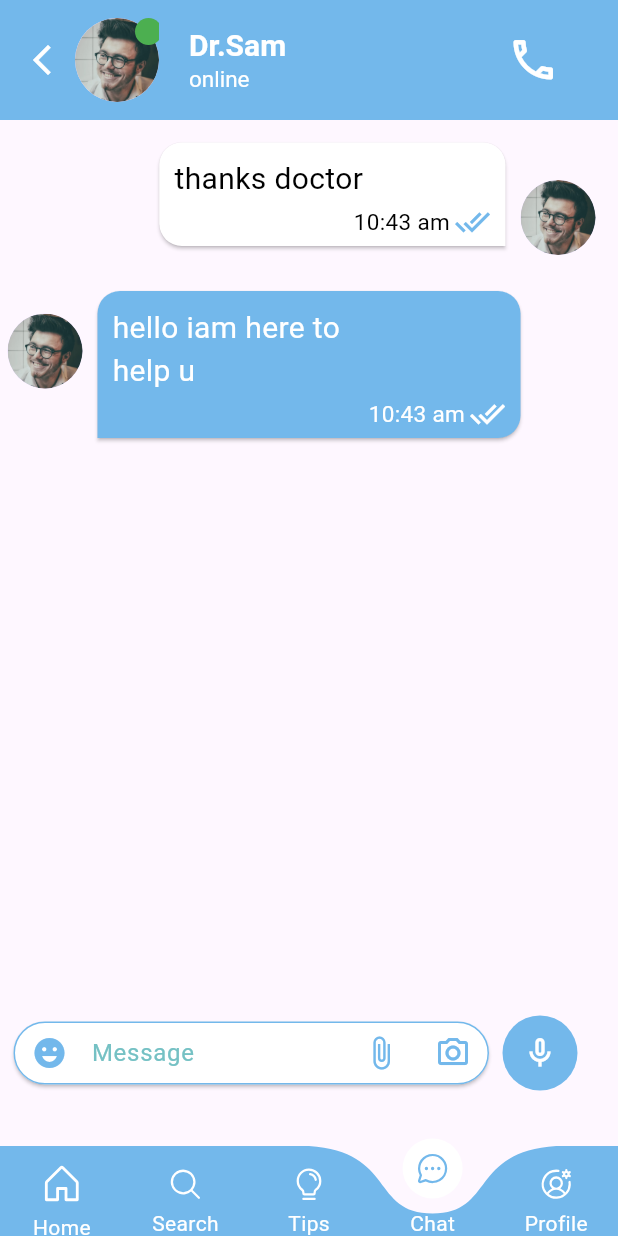
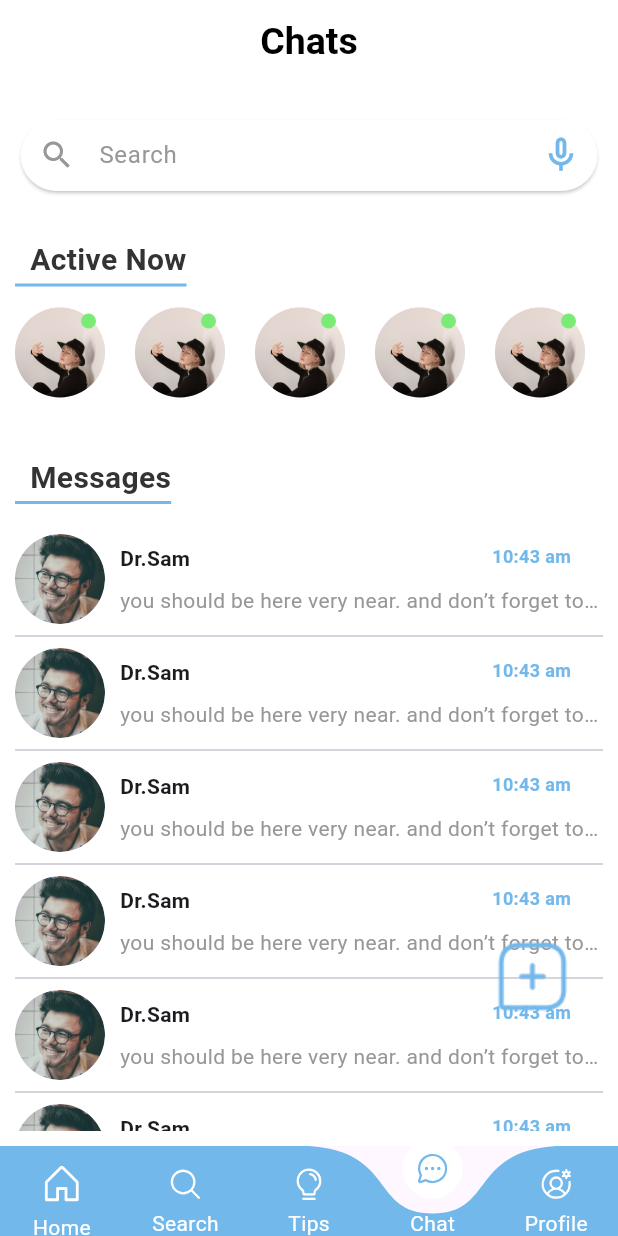
Before and after one commit to nada-elmetwaly/eye_scan, a Flutter app: the screen it shows after launch, item 4 of the bottom bar chosen, on a phone screen of 412 x 824 dp. Run offline on Flutter 3.47's test engine with Material 3 defaults, Android fonts, the phone set to English and light mode, and no system bars; drawn by our look-alikes of curved_labeled_navigation_bar; our stand-ins replace emoji_picker_flutter, flutter_rating_bar, image_picker, phosphor_flutter; Roboto replaces fonts that are missing (Baloo Bhai 2); project files that could hold a hidden picture were left out.

Commit message:
chatlist

```diff
--- /dev/null
+++ b/lib/components/StoryItem.dart
@@ -0,0 +1,47 @@
+import 'package:flutter/cupertino.dart';
+import 'package:flutter/material.dart';
+
+class StoryItem extends StatelessWidget {
+  const StoryItem({super.key});
+
+  @override
+  Widget build(BuildContext context) {
+    return const Row(
+      children: [
+        SizedBox(
+          width: 60.0,
+          child: Column(
+            children: [
+              Stack(
+                alignment: AlignmentDirectional.bottomEnd,
+                children: [
+
+                  CircleAvatar(
+                      radius:44,
+                      backgroundImage: AssetImage('assetes/girl.png')
+                  ),
+                  CircleAvatar(
+                    backgroundColor: Colors.white,
+                    radius: 7.5,
+                  ),
+                  Positioned(
+                    bottom: 60,
+                    left: 44,
+                    child: CircleAvatar(
+                      backgroundColor: Color(0xff7BEB78),
+                      radius: 5,
+                    ),
+                  ),
+                ],
+              ),
+              SizedBox(
+                height: 6,
+              ),
+
+            ],
+          ),
+        ),
+      ],
+    );
+  }
+}
--- /dev/null
+++ b/lib/components/chatItem.dart
@@ -0,0 +1,76 @@
+import 'package:eye_scan/screens/chat_screen.dart';
+import 'package:flutter/cupertino.dart';
+import 'package:flutter/material.dart';
+import 'package:flutter/widgets.dart';
+
+class ChatItem extends StatelessWidget {
+  const ChatItem({super.key});
+
+  @override
+  Widget build(BuildContext context) {
+    return InkWell(
+      onTap: ()
+      {
+        Navigator.push(context,MaterialPageRoute(builder: (context)=>ChatScreen()));
+      },
+      child: Row(
+        children: [
+          Stack(
+            alignment: Alignment.bottomRight,
+            children: const [
+              CircleAvatar(
+                radius: 30,
+                backgroundImage: AssetImage('assetes/Ellipse 85.png')
+
+              ),
+
+
+            ],
+          ),
+          const SizedBox(
+            width: 10,
+          ),
+          Expanded(
+            child: Stack(
+              children: [
+                Column(
+                  crossAxisAlignment: CrossAxisAlignment.start,
+                  children: [
+                    Text(
+                      'Dr.Sam',
+                      maxLines: 2,
+                      overflow: TextOverflow.ellipsis,
+                      style: TextStyle(
+                        fontWeight: FontWeight.bold,
+                      ),
+                    ),
+                    SizedBox(height: 8,),
+                    Text(
+                      'you should be here very near. and don’t forget to take you..........',
+                      maxLines: 1,
+                      overflow: TextOverflow.ellipsis,
+                      style: TextStyle(
+                        color: Color(0xff979797)
+                      ),
+                    ),
+
+
+                  ],
+                ),
+                Positioned(
+                  left: 248,
+                  child: Text('10:43 am',style: TextStyle(
+                      fontFamily: 'Baloo Bhai 2',
+                      fontSize: 12,
+                      fontWeight: FontWeight.bold,
+                      color: Color(0xff73B8EB)
+                  ),),
+                ),
+              ],
+            ),
+          )
+        ],
+      ),
+    );
+  }
+}
--- a/lib/dynamicPage.dart
+++ b/lib/dynamicPage.dart
@@ -1,4 +1,5 @@
 import 'package:eye_scan/screens/chat_screen.dart';
+import 'package:eye_scan/screens/chatlist.dart';
 import 'package:eye_scan/screens/home_screen.dart';
 import 'package:eye_scan/screens/profile_screen.dart';
 import 'package:eye_scan/screens/search_screen.dart';
@@ -27,7 +28,7 @@ class _TestState extends State<Test> {
     const HomeScreen(),
     const SearchScreen(),
     const tipsScreen(),
-    const ChatScreen(),
+    ChatList(),
     const ProfileScreen(),
   ];
 
--- a/lib/main.dart
+++ b/lib/main.dart
@@ -15,7 +15,7 @@ class MyApp extends StatelessWidget {
   // This widget is the root of your application.
   @override
   Widget build(BuildContext context) {
-    return  MaterialApp(
+    return   MaterialApp(
       debugShowCheckedModeBanner: false,
 
       home:Test(),
--- a/lib/screens/chatlist.dart
+++ b/lib/screens/chatlist.dart
@@ -1,6 +1,15 @@
+import 'package:eye_scan/components/StoryItem.dart';
+import 'package:eye_scan/components/chatItem.dart';
+import 'package:eye_scan/components/custom_field.dart';
+import 'package:flutter/cupertino.dart';
 import 'package:flutter/material.dart';
 
-class MassengerScreeen extends StatelessWidget {
+class ChatList extends StatefulWidget {
+  @override
+  State<ChatList> createState() => _ChatListState();
+}
+
+class _ChatListState extends State<ChatList> {
   @override
   Widget build(BuildContext context) {
     return Scaffold(
@@ -9,17 +18,8 @@ class MassengerScreeen extends StatelessWidget {
         titleSpacing: 20,
         backgroundColor: Colors.white,
         elevation: 0.0,
-        title: Row(
-          children: [
-            CircleAvatar(
-              radius: 25,
-              backgroundImage: NetworkImage(
-                  'https://scontent.fcai21-2.fna.fbcdn.net/v/t39.30808-6/305447738_627240605427224_6831826573318395078_n.jpg?_nc_cat=104&ccb=1-7&_nc_sid=8bfeb9&_nc_ohc=IiazWh9EJF8AX-V16sE&_nc_ht=scontent.fcai21-2.fna&oh=00_AT_eYImieFMEYwBfhBr-bOgE5huh6OdoCeaaxKwkM7sUzQ&oe=631E1E3D'),
-            ),
-            SizedBox(
-              width: 10,
-            ),
-            Text(
+        centerTitle: true,
+        title: Text(
           'Chats',
           style: TextStyle(
             color: Colors.black,
@@ -27,57 +27,97 @@ class MassengerScreeen extends StatelessWidget {
             fontSize: 25,
           ),
         ),
-          ],
       ),
-        actions: [
-          IconButton(
-            onPressed: () {},
-            icon: const CircleAvatar(
-              backgroundColor: Colors.blue,
-              child: Icon(
-                Icons.camera_alt,
-                size: 16,
-              ),
-            ),
-          ),
-          IconButton(
-            onPressed: () {},
-            icon: const CircleAvatar(
-              backgroundColor: Colors.blue,
-              child: Icon(
-                Icons.edit,
-                size: 16,
-              ),
-            ),
-          )
-        ],
-      ),
-      body: Padding(
+      body: Stack(
+        children: [
+          Padding(
             padding: const EdgeInsets.all(10.0),
             child: SingleChildScrollView(
               child: Column(
                 crossAxisAlignment: CrossAxisAlignment.start,
                 children: [
+                  SizedBox(
+                    height: 10,
+                  ),
                   Container(
-                padding: EdgeInsets.all(5),
-                decoration: BoxDecoration(
-                  borderRadius: BorderRadius.circular(5),
-                  color: Colors.grey[300],
+                    width: 400,
+                    height: 55,
+                    child: Card(
+                      elevation: 1,
+                      color: Colors.white,
+                      shape: RoundedRectangleBorder(
+                          borderRadius: BorderRadius.circular(50)),
+                      child: TextFormField(
+                        decoration: InputDecoration(
+                          suffixIcon: Row(
+                            mainAxisSize: MainAxisSize.min,
+                            mainAxisAlignment: MainAxisAlignment.end,
+                            children: [
+                              IconButton(
+                                onPressed: () {},
+                                icon: Icon(
+                                  Icons.mic_none_outlined,
+                                  size: 28,
+                                  color: Color(0xff73B8EB),
                                 ),
-                child: Row(
-                  children: const [
-                    Icon(
+                              ),
+                            ],
+                          ),
+                          focusedBorder: OutlineInputBorder(
+                            borderRadius: BorderRadius.circular(50),
+                            borderSide: new BorderSide(
+                              color: Colors.white,
+                              width: 0,
+                            ),
+                          ),
+                          enabledBorder: OutlineInputBorder(
+                            borderRadius: BorderRadius.circular(50),
+                            borderSide: new BorderSide(
+                              color: Colors.white,
+                              width: 0,
+                            ),
+                          ),
+                          prefixIcon: IconButton(
+                            onPressed: () {
+                              ;
+                            },
+                            icon: Icon(
                               Icons.search,
+                              color: Color(0xff979797),
                             ),
-                    SizedBox(
-                      width: 15,
                           ),
-                    Text('Search')
-                  ],
+                          label: Text(
+                            'Search',
+                            style: TextStyle(color: Color(0xff979797)),
+                          ),
+                        ),
+                      ),
                     ),
                   ),
                   const SizedBox(
-                height: 15,
+                    height: 30,
+                  ),
+                  Container(
+                    padding: const EdgeInsets.only(
+                      bottom: 5,
+                      left: 10,
+                    ),
+                    decoration: BoxDecoration(
+                        border: Border(
+                            bottom: BorderSide(
+                      color: Color(0xFF73B8EB),
+                      width: 2,
+                    ))),
+                    child: Text(
+                      "Active Now",
+                      style: TextStyle(
+                        color: Color(0xFF333333),
+                        fontSize: 20,
+                        fontFamily: 'Baloo Bhai 2',
+                        fontWeight: FontWeight.bold,
+                        height: 0,
+                      ),
+                    ),
                   ),
                   Container(
                     height: 100,
@@ -85,7 +125,7 @@ class MassengerScreeen extends StatelessWidget {
                         shrinkWrap: true,
                         scrollDirection: Axis.horizontal,
                         itemBuilder: (context, index) {
-                      return buildStoryItem();
+                          return StoryItem();
                         },
                         separatorBuilder: (context, index) {
                           return SizedBox(width: 20);
@@ -95,127 +135,65 @@ class MassengerScreeen extends StatelessWidget {
                   const SizedBox(
                     height: 15,
                   ),
-              ListView.separated(
+                  Container(
+                    padding: const EdgeInsets.only(
+                      bottom: 5,
+                      left: 10,
+                    ),
+                    decoration: BoxDecoration(
+                        border: Border(
+                            bottom: BorderSide(
+                      color: Color(0xFF73B8EB),
+                      width: 2.0,
+                    ))),
+                    child: Text(
+                      "Messages",
+                      style: TextStyle(
+                        color: Color(0xFF333333),
+                        fontSize: 20,
+                        fontFamily: 'Baloo Bhai 2',
+                        fontWeight: FontWeight.bold,
+                        height: 0,
+                      ),
+                    ),
+                  ),
+                  const SizedBox(
+                    height: 15,
+                  ),
+                  Padding(
+                    padding: const EdgeInsets.only(top: 5),
+                    child: ListView.separated(
                       physics: const NeverScrollableScrollPhysics(),
                       shrinkWrap: true,
                       itemBuilder: (context, index) {
-                  return buildChatItem();
+                        return ChatItem();
                       },
                       itemCount: 60,
-                separatorBuilder: (context, index) {
-                  return const SizedBox(
-                    height: 20,
-                  );
-                },
+                      separatorBuilder: (context, index) => Divider(),
+                    ),
                   ),
                 ],
               ),
             ),
           ),
+          Positioned(
+            top:570,
+              left: 330,
+              child: InkWell(
+                onTap: (){},
+                child: Image(
+                  width: 50,
+                    height: 50,
+                    image: AssetImage('assetes/message-add.png')
+                ),
+              )
+          )
+        ],
+      ),
     );
   }
 
-  Widget buildStoryItem() {
-    return Row(
-      children: [
-        SizedBox(
-          width: 60.0,
-          child: Column(
-            children: [
-              Stack(
-                alignment: AlignmentDirectional.bottomEnd,
-                children: const [
-                  CircleAvatar(
-                    radius: 30,
-                    backgroundImage: NetworkImage(
-                        'https://scontent.fcai21-2.fna.fbcdn.net/v/t39.30808-6/305447738_627240605427224_6831826573318395078_n.jpg?_nc_cat=104&ccb=1-7&_nc_sid=8bfeb9&_nc_ohc=IiazWh9EJF8AX-V16sE&_nc_ht=scontent.fcai21-2.fna&oh=00_AT_eYImieFMEYwBfhBr-bOgE5huh6OdoCeaaxKwkM7sUzQ&oe=631E1E3D'),
-                  ),
-                  CircleAvatar(
-                    backgroundColor: Colors.white,
-                    radius: 7.5,
-                  ),
-                  CircleAvatar(
-                    backgroundColor: Colors.green,
-                    radius: 7,
-                  ),
-                ],
-              ),
-              const SizedBox(
-                height: 6,
-              ),
-              const Text(
-                'Mohamed gehad elnenaa',
-                maxLines: 2,
-                overflow: TextOverflow.ellipsis,
-              ),
-            ],
-          ),
-        ),
-      ],
-    );
+
+
+
 }
-
-  Widget buildChatItem() {
-    return Row(
-      children: [
-        Stack(
-          alignment: Alignment.bottomRight,
-          children: const [
-            CircleAvatar(
-              radius: 30,
-              backgroundImage: NetworkImage(
-                  'https://scontent.fcai21-2.fna.fbcdn.net/v/t39.30808-6/305447738_627240605427224_6831826573318395078_n.jpg?_nc_cat=104&ccb=1-7&_nc_sid=8bfeb9&_nc_ohc=IiazWh9EJF8AX-V16sE&_nc_ht=scontent.fcai21-2.fna&oh=00_AT_eYImieFMEYwBfhBr-bOgE5huh6OdoCeaaxKwkM7sUzQ&oe=631E1E3D'),
-            ),
-            CircleAvatar(
-              radius: 7.5,
-              backgroundColor: Colors.white,
-            ),
-            CircleAvatar(
-              radius: 7,
-              backgroundColor: Colors.green,
-            ),
-          ],
-        ),
-        const SizedBox(
-          width: 10,
-        ),
-        Expanded(
-          child: Column(
-            crossAxisAlignment: CrossAxisAlignment.start,
-            children: [
-              Text(
-                'Mohamed elneanaa',
-                maxLines: 1,
-                overflow: TextOverflow.ellipsis,
-                style: TextStyle(
-                  fontWeight: FontWeight.bold,
-                ),
-              ),
-              Row(
-                children: [
-                  Text(
-                    'Hello my name mohamed',
-                    maxLines: 1,
-                    overflow: TextOverflow.ellipsis,
-                  ),
-                  Padding(
-                    padding: const EdgeInsets.symmetric(horizontal: 10.0),
-                    child: Container(
-                      width: 7,
-                      height: 7,
-                      decoration: BoxDecoration(
-                        color: Colors.blue,
-                        shape: BoxShape.circle,
-                      ),
-                    ),
-                  ),
-                  Text('02.00 PM')
-                ],
-              ),
-            ],
-          ),
-        )
-      ],
-    );
-  }
-}
--- a/pubspec.yaml
+++ b/pubspec.yaml
@@ -42,6 +42,7 @@ dependencies:
   emoji_picker_flutter: ^1.6.3
   shared_preferences: ^2.2.2
   foundation: ^0.0.5
+  image_picker: ^1.0.7
 
 dev_dependencies:
   flutter_test:
```
Also changed, not shown: lib/screens/chat_screen.dart (+153 -29 lines), assetes/message-add.png (added), pubspec.lock, 5 other files. Lines whose indentation alone changed are shown as unchanged.
